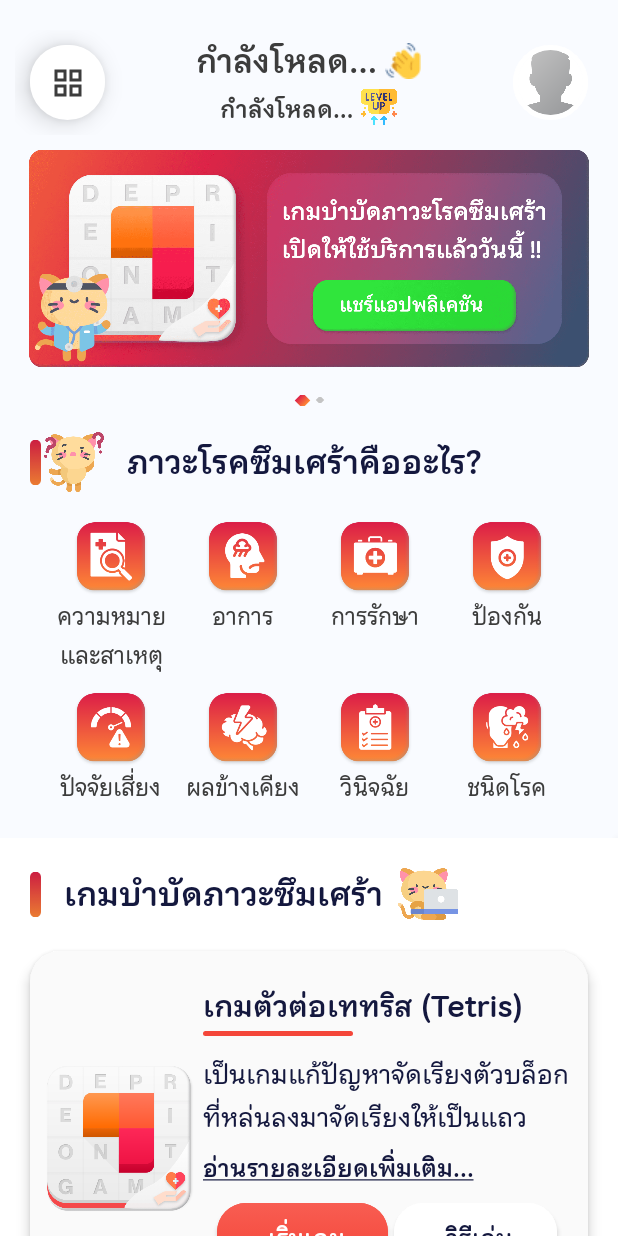
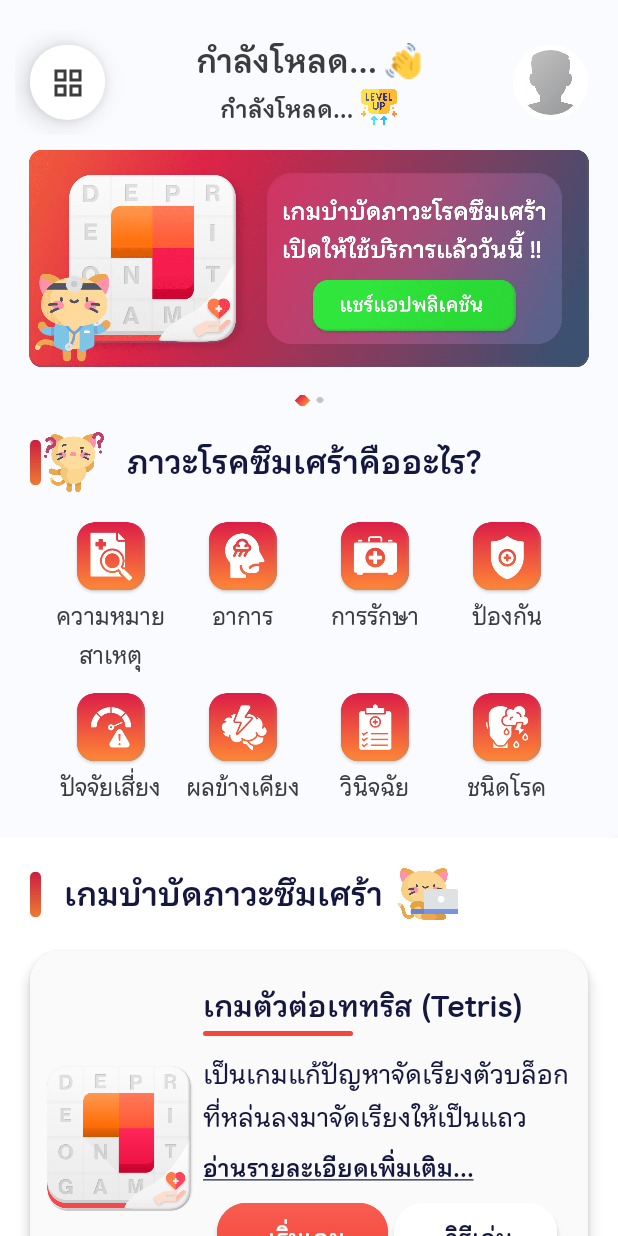
Before and after one commit to oMrBIGo/DepressionTherapyGame, an Android app: the HomeActivity screen opened directly, with no data from a screen before it, on a phone screen of 412 x 824 dp. Run offline under Robolectric (Android 15) with nearby library versions, the phone set to English and light mode, and no system bars; our stand-ins replace CircleImageView, Firebase (no records; nobody signed in at launch, a user with empty details on screens opened directly), Picasso; pictures from the network do not load.

Commit message:
Dev by Nathit Panrod Depression Therapy Game

```diff
--- a/app/build.gradle
+++ b/app/build.gradle
@@ -8,7 +8,7 @@ android {
         applicationId "com.depressiontherapygame"
         minSdk 21
         targetSdk 31
-        versionCode 31
+        versionCode 33
         versionName "1.0"
 
         testInstrumentationRunner "androidx.test.runner.AndroidJUnitRunner"
--- a/app/src/main/res/values/strings.xml
+++ b/app/src/main/res/values/strings.xml
@@ -145,7 +145,7 @@
     <string name="depression_title_01">ภาวะโรคซึมเศร้าคืออะไร?</string>
 
     <!-- Depression -->
-    <string name="text01">ความหมายและสาเหตุ</string>
+    <string name="text01">ความหมาย\nสาเหตุ</string>
     <string name="text02">อาการ</string>
     <string name="text03">การรักษา</string>
     <string name="text04">ป้องกัน</string>
```
